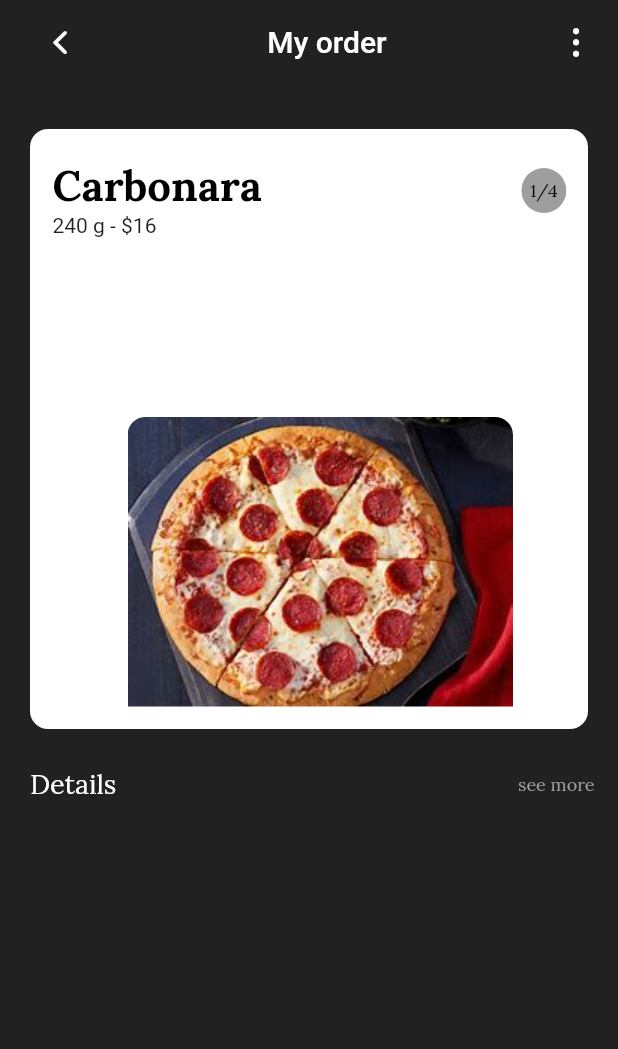
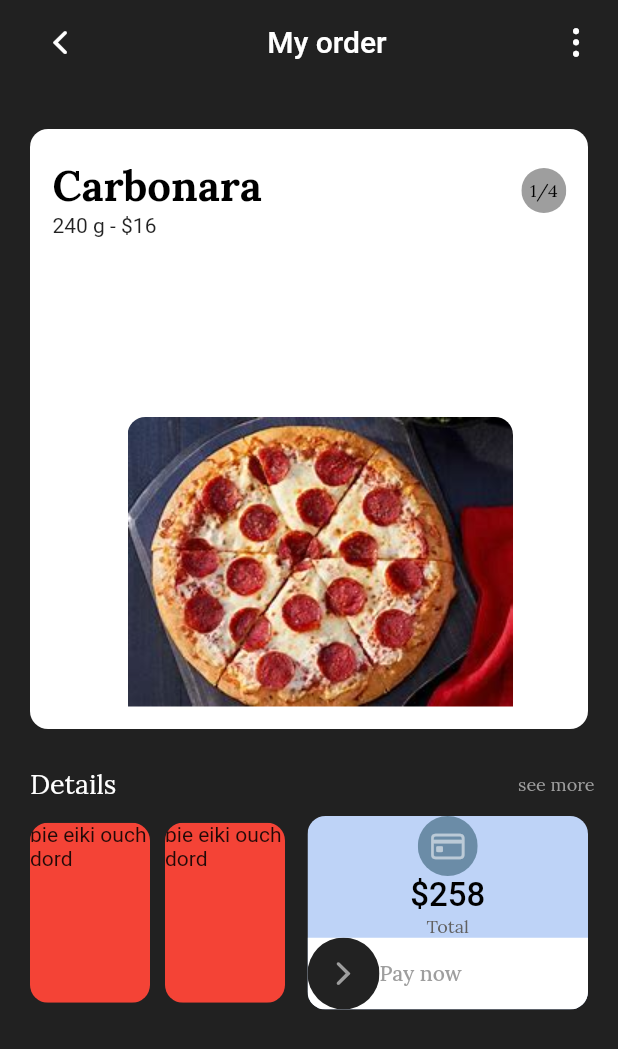
Before and after one commit to radG1t/food_delivery, a Flutter app: the MyOrder screen opened directly, on a phone screen of 412 x 824 dp. Shown: the top 1049 px of the screen. Run offline on Flutter 3.47's test engine with Material 2 defaults, Android fonts, the phone set to English and light mode, and no system bars; our stand-ins replace google_fonts; Roboto replaces fonts that are missing (Abel, GoogleFonts.lora()).

Commit message:
working on myorder cards

```diff
--- a/lib/card.dart
+++ b/lib/card.dart
@@ -184,3 +184,73 @@ class card3 extends StatelessWidget {
     );
   }
 }
+
+Widget Card4() {
+  return Expanded(
+    child: ClipRRect(
+      borderRadius: BorderRadius.circular(12),
+      child: Container(
+        //width: 50,
+        color: const Color.fromARGB(255, 190, 211, 247),
+        child: Center(
+          child: Column(children: [
+            ClipRRect(
+              borderRadius: BorderRadius.circular(45),
+              child: Container(
+                width: 40,
+                height: 40,
+                color: const Color.fromARGB(255, 107, 140, 167),
+                child: const Icon(
+                  CupertinoIcons.creditcard,
+                  color: Colors.white54,
+                  size: 24,
+                ),
+              ),
+            ),
+            Text(
+              '\$258',
+              style: GoogleFonts.abel(
+                  fontSize: 22,
+                  color: Colors.black,
+                  fontWeight: FontWeight.w500),
+            ),
+            Text(
+              'Total',
+              style: GoogleFonts.lora(
+                  fontSize: 12,
+                  color: Colors.grey.shade700,
+                  fontWeight: FontWeight.w200),
+            ),
+            ClipRRect(
+                child: Container(
+              color: Colors.white,
+              child: Row(
+                children: [
+                  ClipRRect(
+                    borderRadius: BorderRadius.circular(45),
+                    child: Container(
+                      color: Colors.black87,
+                      child: IconButton(
+                          onPressed: () {},
+                          icon: Icon(
+                            CupertinoIcons.chevron_forward,
+                            color: Colors.grey,
+                          )),
+                    ),
+                  ),
+                  Text(
+                    'Pay now',
+                    style: GoogleFonts.lora(
+                        fontSize: 14,
+                        color: Colors.grey,
+                        fontWeight: FontWeight.w500),
+                  )
+                ],
+              ),
+            ))
+          ]),
+        ),
+      ),
+    ),
+  );
+}
--- a/lib/myOrder.dart
+++ b/lib/myOrder.dart
@@ -58,6 +58,49 @@ class _MyOrderState extends State<MyOrder> {
                   ),
                 ],
               ),
+              const SizedBox(
+                height: 10,
+              ),
+              Row(
+                mainAxisAlignment: MainAxisAlignment.spaceBetween,
+                //---left cards
+                children: [
+                  Column(
+                    children: [
+                      Row(
+                        children: [
+                          ClipRRect(
+                            borderRadius: BorderRadius.circular(12),
+                            child: Container(
+                              height: 120,
+                              width: 80,
+                              color: Colors.red,
+                              child: const Text('bie eiki ouch dord'),
+                            ),
+                          ),
+                          const SizedBox(
+                            width: 10,
+                          ),
+                          ClipRRect(
+                            borderRadius: BorderRadius.circular(12),
+                            child: Container(
+                              height: 120,
+                              width: 80,
+                              color: Colors.red,
+                              child: Text('bie eiki ouch dord'),
+                            ),
+                          ),
+                        ],
+                      ),
+                    ],
+                  ),
+                  const SizedBox(
+                    width: 15,
+                  ),
+                  //---right card
+                  Card4(),
+                ],
+              )
             ]),
       ),
     );
```
